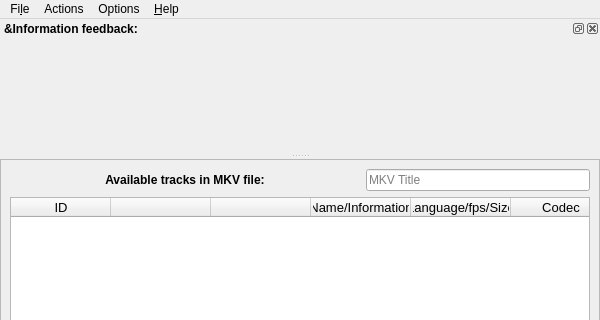
This is ui_MKVExtractorQt6.ui in mskpluk/MKV-Extractor-Qt6 as Qt 5 draws it before an edit; both pictures show x 0 to 600 and y 0 to 320 of the 600 by 512 pixel window. The edited form follows.
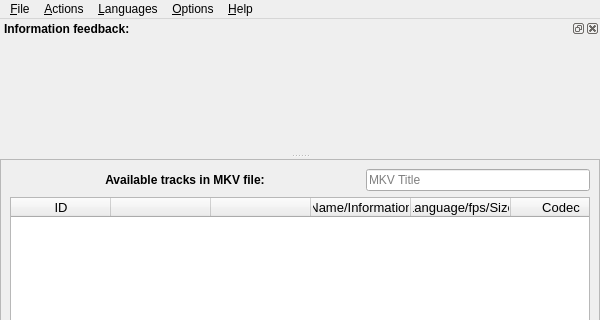
This is the edited form. Icons and pictures are not drawn.

The edit to the form file:
```diff
--- a/ui_MKVExtractorQt6.ui
+++ b/ui_MKVExtractorQt6.ui
@@ -1140,7 +1140,7 @@
    </property>
    <widget class="QMenu" name="menuFichier">
     <property name="title">
-     <string>Fi&amp;le</string>
+     <string>&amp;File</string>
     </property>
     <addaction name="input_file"/>
     <addaction name="separator"/>
@@ -1150,7 +1150,7 @@
    </widget>
    <widget class="QMenu" name="menuActions">
     <property name="title">
-     <string>Actions</string>
+     <string>&amp;Actions</string>
     </property>
    </widget>
    <widget class="QMenu" name="menuAide">
@@ -1180,9 +1180,21 @@
     <addaction name="separator"/>
     <addaction name="about_qt"/>
    </widget>
+   <widget class="QMenu" name="menuLanguages">
+    <property name="title">
+     <string>&amp;Languages</string>
+    </property>
+    <addaction name="lang_en"/>
+    <addaction name="lang_fr"/>
+    <addaction name="lang_cs"/>
+    <addaction name="lang_de"/>
+    <addaction name="lang_es"/>
+    <addaction name="lang_it"/>
+    <addaction name="lang_tr"/>
+   </widget>
    <widget class="QMenu" name="menuOptions">
     <property name="title">
-     <string>Options</string>
+     <string>&amp;Options</string>
     </property>
     <widget class="QMenu" name="option_style">
      <property name="statusTip">
@@ -1222,6 +1234,7 @@
    </widget>
    <addaction name="menuFichier"/>
    <addaction name="menuActions"/>
+   <addaction name="menuLanguages"/>
    <addaction name="menuOptions"/>
    <addaction name="menuAide"/>
   </widget>
@@ -1254,7 +1267,7 @@
     </font>
    </property>
    <property name="windowTitle">
-    <string>&amp;Information feedback:</string>
+    <string>Information feedback:</string>
    </property>
    <attribute name="dockWidgetArea">
     <number>4</number>
```
Left out of the diff: 143 changed lines with no effect on the pictures.
